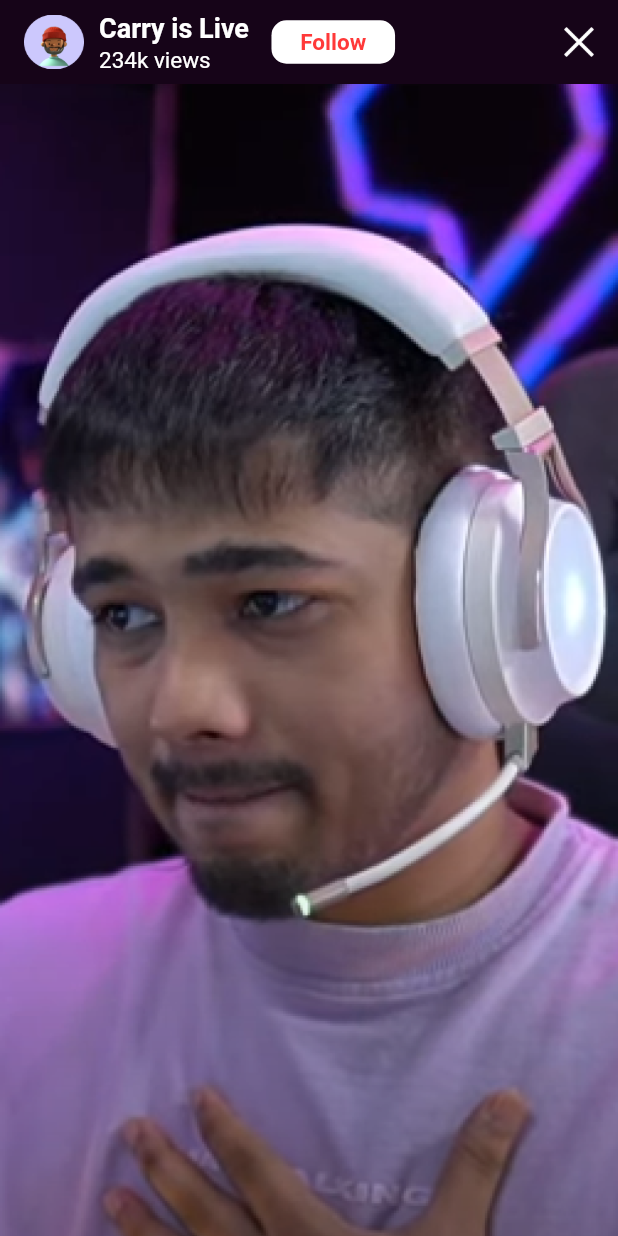
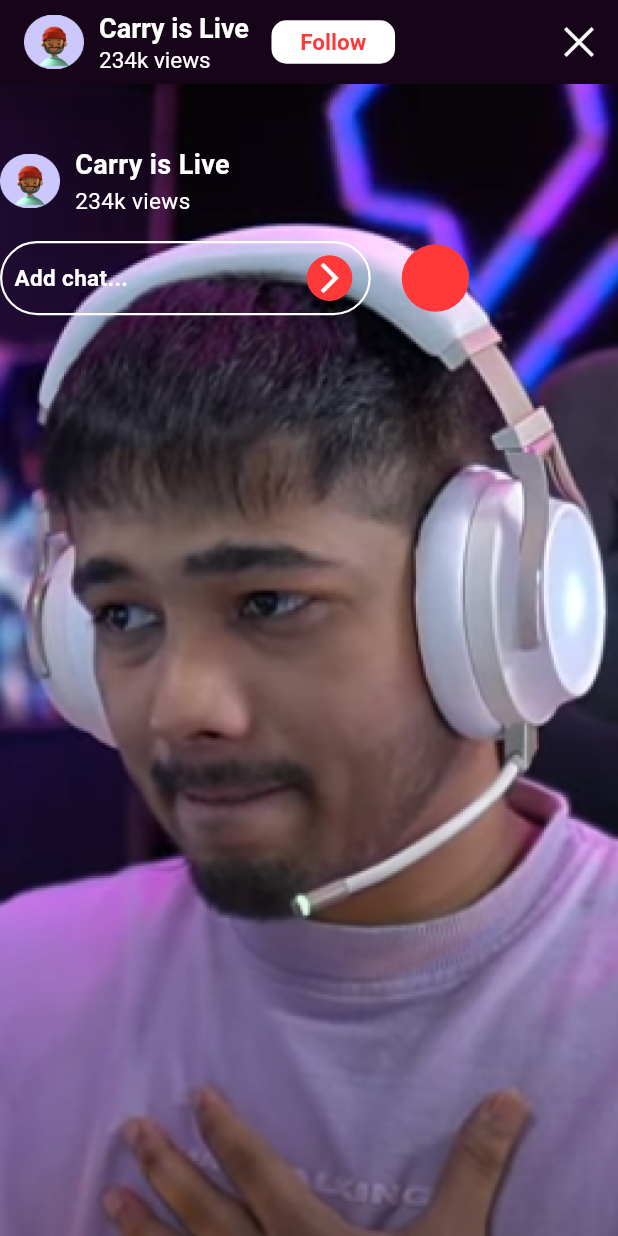
Before and after one commit to asm2212/liver_io, a Flutter app: the LiveStreamScreen screen opened directly, on a phone screen of 412 x 824 dp. Run offline on Flutter 3.47's test engine with Material 3 defaults, Android fonts, the phone set to English and light mode, and no system bars.

Commit message:
Add live stream details and chat input section to live stream screen

```diff
--- a/lib/screens/live_stream_screen.dart
+++ b/lib/screens/live_stream_screen.dart
@@ -90,15 +90,99 @@ class _LiveStreamScreenState extends State<LiveStreamScreen> {
                   ],
                 ),
               ),
+              SizedBox(
+                height: media.height * 0.05,
+              ),
+              Row(
+                children: [
+                  Image.asset(
+                    "assets/images/pu1.png",
+                    width: 40,
+                    height: 40,
+                  ),
+                  SizedBox(width: 10),
+                  Column(
+                    crossAxisAlignment: CrossAxisAlignment.start,
+                    children: [
+                      Text(
+                        "Carry is Live",
+                        style: TextStyle(
+                          fontSize: 18,
+                          fontWeight: FontWeight.bold,
+                          color: Constants.white,
+                        ),
+                      ),
+                      Text(
+                        "234k views",
+                        style: TextStyle(
+                          fontSize: 15,
+                          color: Constants.white,
+                        ),
+                      ),
+                    ],
+                  ),
+                ],
+              ),
+              SizedBox(
+                height: media.height * 0.02,
+              ),
+              Row(
+                children: [
+                  Container(
+                    height: media.height * 0.06,
+                    width: media.width * 0.6,
+                    decoration: BoxDecoration(
+                      border: Border.all(
+                        color: Constants.white,
+                        width: 1.5,
+                      ),
+                      borderRadius: BorderRadius.circular(26),
+                    ),
+                    child: Padding(
+                      padding: const EdgeInsets.all(8.0),
+                      child: Row(
+                        children: [
+                          Text(
+                            "Add chat...",
+                            style: TextStyle(
+                              fontSize: 15,
+                              color: Constants.white,
+                              fontWeight: FontWeight.bold,
+                            ),
+                          ),
+                          Spacer(),
+                          Container(
+                              height: 36,
+                              width: 36,
+                              decoration: BoxDecoration(
+                                shape: BoxShape.circle,
+                                color: Constants.red,
+                              ),
+                              child: Icon(
+                                Icons.arrow_forward_ios,
+                                color: Constants.white,
+                              ))
+                        ],
+                      ),
+                    ),
+                  ),
+                  SizedBox(width: media.width * 0.05),
+                  Container(
+                    height: 45,
+                    width: 45,
+                    decoration: BoxDecoration(
+                        shape: BoxShape.circle,
+                         color: Constants.red,
+                    ),
+
+                    )
+                ],
+              ),
 
             ],
-
           ),
-
         ],
       ),
-
-
     );
   }
 }
```
Also changed, not shown: assets/images/bcrown.png (added), assets/images/hate.png (added), assets/images/image.png (added), assets/images/out.png (added), assets/images/right.png (added), assets/images/scrown.png (added).
